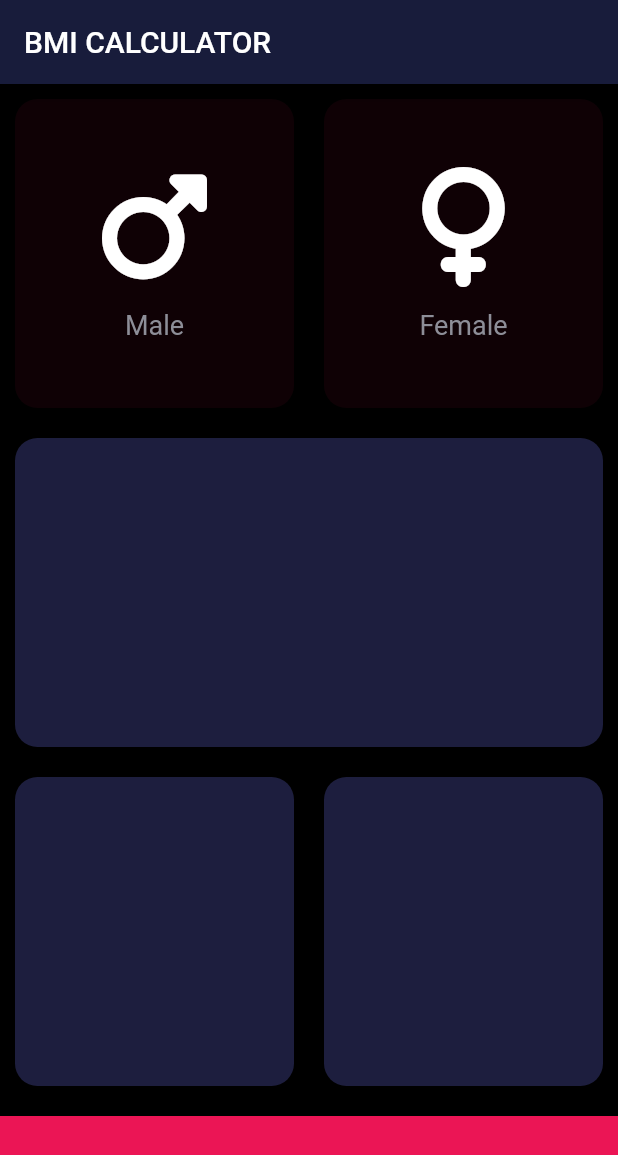
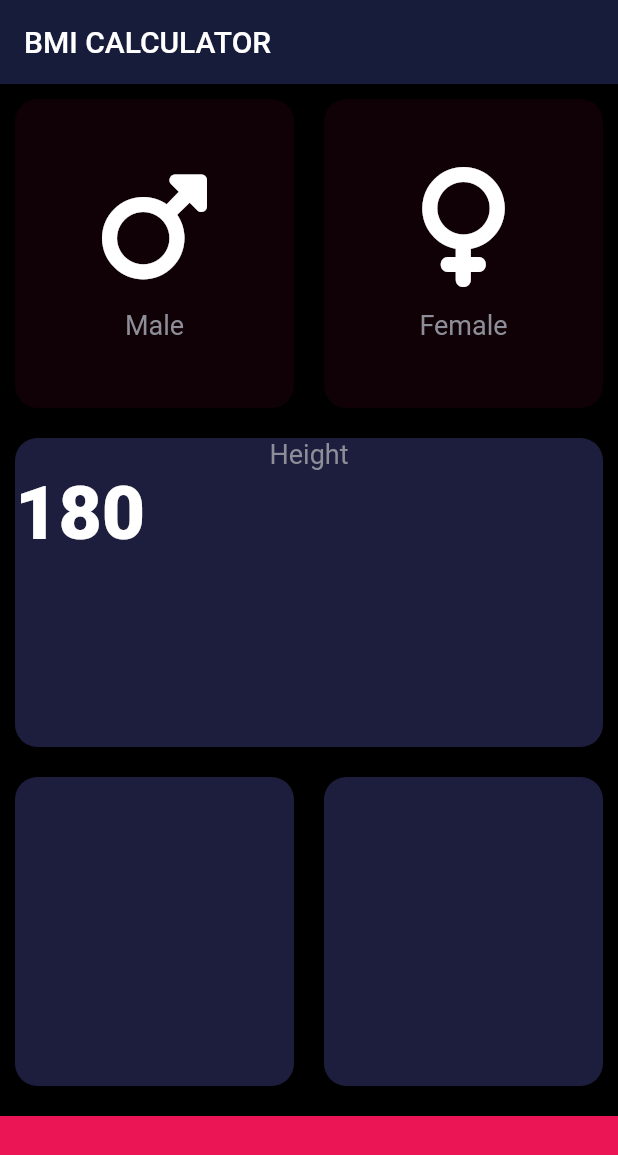
Before and after one commit to rohandocx/BMI_UI_app, a Flutter app: the screen it shows after launch, on a phone screen of 412 x 824 dp. Shown: the top 1155 px of the screen. Run offline on Flutter 3.47's test engine with Material 2 defaults, Android fonts, the phone set to English and light mode, and no system bars; our stand-ins replace font_awesome_flutter.

Commit message:
Sixth Commit

```diff
--- a/lib/Constants.dart
+++ b/lib/Constants.dart
@@ -0,0 +1,17 @@
+import 'package:flutter/material.dart';
+
+
+
+
+const bottomcontainerheight = 80.0;
+const activecolor = Color(0xFF1D1E3E);
+const bottomcolorcontainer = Color(0xFFEB1555);
+const inactivecardcolor = Color(0xFFB1555);
+
+const labelstyle  = TextStyle(
+fontSize: 18.0, color: Color(0xFF8D8E98));
+
+const Boldtext = TextStyle(
+  fontSize: 50.0,
+  fontWeight: FontWeight.w900,
+);
--- a/lib/containerIcon.dart
+++ b/lib/containerIcon.dart
@@ -1,4 +1,5 @@
 import 'package:flutter/material.dart';
+import 'Constants.dart';
 
 class containerIcon extends StatelessWidget {
   containerIcon({@required this.icon, this.label}) ;
@@ -19,8 +20,7 @@ class containerIcon extends StatelessWidget {
           height: 15.0,
         ),
         Text(label,
-            style: TextStyle(
-                fontSize: 18.0, color: Color(0xFF8D8E98)))
+            style: labelstyle)
       ],
     );
   }
--- a/lib/input_page.dart
+++ b/lib/input_page.dart
@@ -2,11 +2,7 @@ import 'package:flutter/material.dart';
 import 'package:font_awesome_flutter/font_awesome_flutter.dart';
 import 'containerIcon.dart';
 import 'reusable.dart';
-
-const bottomcontainerheight = 80.0;
-const activecolor = Color(0xFF1D1E3E);
-const bottomcolorcontainer = Color(0xFFEB1555);
-const inactivecardcolor = Color(0xFFB1555);
+import 'Constants.dart';
 
 enum Gender { male, female }
 
@@ -25,6 +21,7 @@ class _InputPageState extends State<InputPage> {
           title: Text('BMI CALCULATOR'),
         ),
         body: Column(
+          crossAxisAlignment: CrossAxisAlignment.stretch,
           children: <Widget>[
             Expanded(
                 child: Row(
@@ -56,12 +53,27 @@ class _InputPageState extends State<InputPage> {
                         });
                       },
                     ),
-
                 ),
               ],
             )),
             Expanded(
-              child: Reusable(colour: Color(0xFF1D1E3E)),
+              child: Reusable(colour: Color(0xFF1D1E3E),
+              cardchildcontainer: Column(
+
+                children: <Widget>[
+                  Text('Height',
+                  style:  labelstyle,
+                  ),
+                  Row(
+                    children: <Widget>[
+                      Text('180',
+                        style: Boldtext,
+                      ),
+                    ],
+                  )
+                ],
+              ),
+              ),
             ),
             Expanded(
                 child: Row(
```
